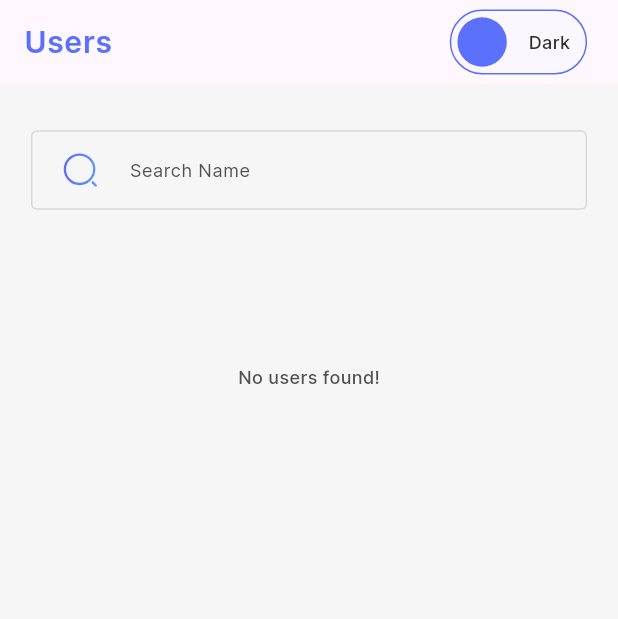
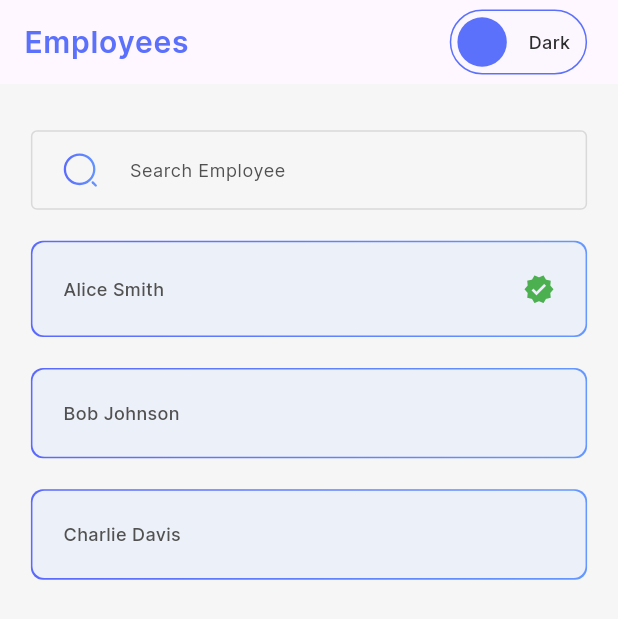
Before and after one commit to msalman98m/user-list, a Flutter app: the screen it shows after launch, on a phone screen of 412 x 824 dp. Shown: the top 619 px of the screen. Run offline on Flutter 3.47's test engine with Material 3 defaults, Android fonts, the phone set to English and light mode, and no system bars; our stand-ins replace connectivity_plus, flutter_svg, localstorage, shared_preferences.

Commit message:
ui and local integration done

```diff
--- /dev/null
+++ b/lib/homeModule/models/employee_model.dart
@@ -0,0 +1,22 @@
+class Employee {
+  final int id;
+  final String name;
+  final DateTime joiningDate;
+  final bool isActive;
+
+  Employee({
+    required this.id,
+    required this.name,
+    required this.joiningDate,
+    required this.isActive,
+  });
+
+  factory Employee.jsonToEmployee(e) {
+    return Employee(
+      id: e['id'] ?? 0,
+      name: e['name'] ?? '',
+      joiningDate: DateTime.parse(e['joiningDate']).toLocal(),
+      isActive: e['isActive'] ?? false,
+    );
+  }
+}
--- a/lib/homeModule/models/user_model.dart
+++ /dev/null
@@ -1,97 +0,0 @@
-class Geo {
-  final String lat;
-  final String lng;
-
-  Geo({
-    required this.lat,
-    required this.lng,
-  });
-
-  factory Geo.jsonToGeo(json) {
-    return Geo(
-      lat: json['lat'] ?? '',
-      lng: json['lng'] ?? '',
-    );
-  }
-}
-
-class Address {
-  final String street;
-  final String suite;
-  final String city;
-  final String zipcode;
-  final Geo geo;
-
-  Address({
-    required this.street,
-    required this.suite,
-    required this.city,
-    required this.zipcode,
-    required this.geo,
-  });
-
-  factory Address.jsonToAddress(json) {
-    return Address(
-      street: json['street'] ?? '',
-      suite: json['suite'] ?? '',
-      city: json['city'] ?? '',
-      zipcode: json['zipcode'] ?? '',
-      geo: Geo.jsonToGeo(json['geo'] ?? {}),
-    );
-  }
-}
-
-class Company {
-  final String name;
-  final String catchPhrase;
-  final String bs;
-
-  Company({
-    required this.name,
-    required this.catchPhrase,
-    required this.bs,
-  });
-
-  factory Company.jsonToCompany(json) {
-    return Company(
-      name: json['name'] ?? '',
-      catchPhrase: json['catchPhrase'] ?? '',
-      bs: json['bs'] ?? '',
-    );
-  }
-}
-
-class User {
-  final int id;
-  final String name;
-  final String username;
-  final String email;
-  final Address address;
-  final String phone;
-  final String website;
-  final Company company;
-
-  User({
-    required this.id,
-    required this.name,
-    required this.username,
-    required this.email,
-    required this.address,
-    required this.phone,
-    required this.website,
-    required this.company,
-  });
-
-  factory User.jsonToUser(json) {
-    return User(
-      id: json['id'] ?? 0,
-      name: json['name'] ?? '',
-      username: json['username'] ?? '',
-      email: json['email'] ?? '',
-      address: Address.jsonToAddress(json['address'] ?? {}),
-      phone: json['phone'] ?? '',
-      website: json['website'] ?? '',
-      company: Company.jsonToCompany(json['company'] ?? {}),
-    );
-  }
-}
--- a/lib/homeModule/providers/home_provider.dart
+++ b/lib/homeModule/providers/home_provider.dart
@@ -1,62 +1,63 @@
 import 'package:flutter/material.dart';
-import '../../api.dart';
-import '../../http_helper.dart';
-import '../models/user_model.dart';
+// import '../../api.dart';
+// import '../../http_helper.dart';
+import '../models/employee_model.dart';
 
 class HomeProvider extends ChangeNotifier {
-  List<User> _users = [];
-  List<User> get users => [..._users];
+  List<Employee> _employees = [];
+  List<Employee> get employees => [..._employees];
 
-  getUsers() async {
-    try {
-      final url = '${webApi['domain']}${endPoint['getUsers']}';
-      final response = await RemoteServices.httpRequest(
-        method: 'GET',
-        url: url,
-      );
+  // getEmployees() async {
+  //   try {
+  //     final url = '${webApi['domain']}${endPoint['getUsers']}';
+  //     final response = await RemoteServices.httpRequest(
+  //       method: 'GET',
+  //       url: url,
+  //     );
 
-      if (response is List) {
-        List<User> fetchedElements = [];
+  //     if (response is List) {
+  //       List<Employee> fetchedElements = [];
 
-        for (var e in response) {
-          fetchedElements.add(User.jsonToUser(e));
-        }
-        _users = fetchedElements;
-      }
-      notifyListeners();
+  //       for (var e in response) {
+  //         fetchedElements.add(Employee.jsonToEmployee(e));
+  //       }
+  //       _employees = fetchedElements;
+  //     }
+  //     notifyListeners();
 
-      return response;
-    } catch (e) {
-      return {
-        'success': false,
-        'message': 'Failed to get users',
-      };
-    }
-  }
-
-  addUserLocally(String name, String email, String phone) {
-    User newUser = User(
-      id: 0,
-      name: name,
-      email: email,
-      phone: phone,
-      username: '',
-      website: '',
-      address: Address(
-        street: '',
-        suite: '',
-        city: '',
-        zipcode: '',
-        geo: Geo(lat: '', lng: ''),
+  //     return response;
+  //   } catch (e) {
+  //     return {
+  //       'success': false,
+  //       'message': 'Failed to get employees',
+  //     };
+  //   }
+  // }
+  getEmployees() async {
+    _employees = [
+      Employee(
+        id: 1,
+        name: 'Alice Smith',
+        joiningDate: DateTime(2016, 5, 20),
+        isActive: true,
       ),
-      company: Company(
-        name: '',
-        catchPhrase: '',
-        bs: '',
+      Employee(
+        id: 2,
+        name: 'Bob Johnson',
+        joiningDate: DateTime(2022, 3, 15),
+        isActive: true,
       ),
-    );
-
-    _users.insert(0, newUser);
+      Employee(
+        id: 3,
+        name: 'Charlie Davis',
+        joiningDate: DateTime(2015, 8, 10),
+        isActive: false,
+      ),
+    ];
     notifyListeners();
+    return {
+      'success': true,
+      'message': 'Loaded local employees',
+    };
   }
 }
--- a/lib/homeModule/screens/user_screen.dart
+++ b/lib/homeModule/screens/employee_screen.dart
@@ -9,45 +9,45 @@ import '../../commonWidgets/custom_textfield_widget.dart';
 import '../../commonWidgets/no_internet_widget.dart';
 import '../../connectivity_service.dart';
 import '../../theme/theme_manager.dart';
-import '../models/user_model.dart';
+import '../models/employee_model.dart';
 import '../providers/home_provider.dart';
-import '../widgets/user_widget.dart';
+import '../widgets/employee_widget.dart';
 
-class UserScreen extends StatefulWidget {
-  const UserScreen({Key? key}) : super(key: key);
+class EmployeeScreen extends StatefulWidget {
+  const EmployeeScreen({Key? key}) : super(key: key);
 
   @override
-  UserScreenState createState() => UserScreenState();
+  EmployeeScreenState createState() => EmployeeScreenState();
 }
 
-class UserScreenState extends State<UserScreen> {
-  final LocalStorage storage = LocalStorage('USER_LIST');
+class EmployeeScreenState extends State<EmployeeScreen> {
+  final LocalStorage storage = LocalStorage('EMPLOYEE_LIST');
 
   double dW = 0.0;
   double dH = 0.0;
   double tS = 0.0;
   ThemeData get theme => Theme.of(context);
   bool isLoading = false;
-  List<User> users = [];
+  List<Employee> employees = [];
   TextEditingController searchController = TextEditingController();
   late FocusNode _searchFocusNode;
-  List searchedUsers = [];
+  List searchedEmployees = [];
 
-  getUsers() async {
+  getEmployees() async {
     setState(() {
       isLoading = true;
     });
 
     final homeProvider = Provider.of<HomeProvider>(context, listen: false);
-    final response = await homeProvider.getUsers();
+    final response = await homeProvider.getEmployees();
 
     setState(() {
       isLoading = false;
     });
 
     if (response is List) {
-      users = homeProvider.users;
-      searchedUsers = users;
+      employees = homeProvider.employees;
+      searchedEmployees = employees;
     }
   }
 
@@ -55,7 +55,10 @@ class UserScreenState extends State<UserScreen> {
   void initState() {
     super.initState();
     _searchFocusNode = FocusNode();
-    getUsers();
+    // getEmployees();
+    WidgetsBinding.instance.addPostFrameCallback((_) {
+      getEmployees();
+    });
   }
 
   @override
@@ -69,12 +72,13 @@ class UserScreenState extends State<UserScreen> {
     dW = MediaQuery.of(context).size.width;
     dH = MediaQuery.of(context).size.height;
     tS = MediaQuery.of(context).textScaleFactor;
-    users = Provider.of<HomeProvider>(context).users;
+    employees = Provider.of<HomeProvider>(context).employees;
     final connectivityService = Provider.of<ConnectivityService>(context);
     final switchTheme = Provider.of<ThemeNotifier>(context);
 
-    if (searchedUsers.length != users.length && searchController.text.isEmpty) {
-      searchedUsers = users;
+    if (searchedEmployees.length != employees.length &&
+        searchController.text.isEmpty) {
+      searchedEmployees = employees;
     }
 
     if (!connectivityService.isConnected) {
@@ -86,7 +90,7 @@ class UserScreenState extends State<UserScreen> {
     return Scaffold(
       appBar: AppBar(
         title: Text(
-          'Users',
+          'Employees',
           style: theme.textTheme.bodyLarge!.copyWith(
             fontSize: tS * 20,
             color: context.colors.brandColor,
@@ -178,13 +182,13 @@ class UserScreenState extends State<UserScreen> {
             child: CustomTextFieldWithLabel(
               textColor: const Color(0XFFFFFFFF),
               focusNode: _searchFocusNode,
-              hintText: 'Search Name',
+              hintText: 'Search Employee',
               inputType: TextInputType.name,
               borderColor: const Color(0xFFD9D9D9),
               onChanged: (value) {
                 setState(() {
-                  searchedUsers = users.where((user) {
-                    final name = user.name.toString().toLowerCase();
+                  searchedEmployees = employees.where((e) {
+                    final name = e.name.toString().toLowerCase();
                     final query = value.toLowerCase();
                     return name.contains(query);
                   }).toList();
@@ -199,7 +203,7 @@ class UserScreenState extends State<UserScreen> {
                   setState(() {
                     _searchFocusNode.unfocus();
                     searchController.clear();
-                    searchedUsers = users;
+                    searchedEmployees = employees;
                   });
                 },
                 icon: searchController.text.isEmpty
@@ -239,12 +243,12 @@ class UserScreenState extends State<UserScreen> {
                   padding: EdgeInsets.only(top: dW * 0.2),
                   child: const CircularLoader(),
                 )
-              : searchedUsers.isEmpty
+              : searchedEmployees.isEmpty
                   ? Container(
                       margin: EdgeInsets.only(top: dW * 0.2),
                       alignment: Alignment.center,
                       child: Text(
-                        'No users found!',
+                        'No employees found!',
                         style: theme.textTheme.bodyMedium!.copyWith(
                           fontSize: tS * 12,
                           color: context.colors.subheading,
@@ -254,10 +258,10 @@ class UserScreenState extends State<UserScreen> {
                   : Expanded(
                       child: ListView.builder(
                         shrinkWrap: true,
-                        itemCount: searchedUsers.length,
+                        itemCount: searchedEmployees.length,
                         physics: const BouncingScrollPhysics(),
-                        itemBuilder: (context, i) => UserWidget(
-                          user: searchedUsers[i],
+                        itemBuilder: (context, i) => EmployeeWidget(
+                          employee: searchedEmployees[i],
                         ),
                       ),
                     ),
--- /dev/null
+++ b/lib/homeModule/widgets/employee_widget.dart
@@ -0,0 +1,78 @@
+// ignore_for_file: deprecated_member_use, must_be_immutable
+
+import 'package:flutter/material.dart';
+import 'package:userlist/theme/theme_extension.dart';
+import '../models/employee_model.dart';
+
+class EmployeeWidget extends StatefulWidget {
+  final Employee employee;
+  const EmployeeWidget({
+    super.key,
+    required this.employee,
+  });
+
+  @override
+  State<EmployeeWidget> createState() => EmployeeWidgetState();
+}
+
+class EmployeeWidgetState extends State<EmployeeWidget> {
+  double dW = 0.0;
+  double dH = 0.0;
+  double tS = 0.0;
+  ThemeData get theme => Theme.of(context);
+
+  bool get activeEmployee {
+    final isActive = widget.employee.isActive;
+    final now = DateTime.now();
+    final joiningDate = widget.employee.joiningDate;
+    final fiveYearsAgo = now.subtract(const Duration(days: 5 * 365));
+    return isActive && joiningDate.isBefore(fiveYearsAgo);
+  }
+
+  @override
+  Widget build(BuildContext context) {
+    dW = MediaQuery.of(context).size.width;
+    dH = MediaQuery.of(context).size.height;
+    tS = MediaQuery.of(context).textScaleFactor;
+    return Container(
+      margin:
+          EdgeInsets.only(left: dW * 0.05, right: dW * 0.05, bottom: dW * 0.05),
+      decoration: BoxDecoration(
+        borderRadius: BorderRadius.circular(8),
+        gradient: LinearGradient(
+          colors: [
+            context.colors.gradientOne,
+            context.colors.gradientTwo,
+          ],
+        ),
+      ),
+      child: Container(
+        margin: EdgeInsets.all(dW * 0.0025),
+        padding: EdgeInsets.all(dW * 0.05),
+        decoration: BoxDecoration(
+          color: context.colors.cardBackground,
+          borderRadius: BorderRadius.circular(8),
+        ),
+        child: Row(
+          children: [
+            Expanded(
+              child: Text(
+                widget.employee.name,
+                style: theme.textTheme.bodyMedium!.copyWith(
+                  fontSize: tS * 12,
+                  color: context.colors.subheading,
+                ),
+              ),
+            ),
+            if (activeEmployee)
+              Icon(
+                Icons.verified,
+                color: Colors.green,
+                size: tS * 21,
+              ),
+          ],
+        ),
+      ),
+    );
+  }
+}
--- a/lib/main.dart
+++ b/lib/main.dart
@@ -10,7 +10,7 @@ import 'splash_screen.dart';
 import 'homeModule/providers/home_provider.dart';
 import 'connectivity_service.dart';
 
-final LocalStorage storage = LocalStorage('USER_LIST');
+final LocalStorage storage = LocalStorage('EMPLOYEE_LIST');
 final GlobalKey<NavigatorState> navigatorKey = GlobalKey<NavigatorState>();
 
 awaitStorageReady() async {
--- a/lib/navigation/navigation_service.dart
+++ b/lib/navigation/navigation_service.dart
@@ -1,13 +1,13 @@
 import 'package:flutter/material.dart';
-import '../homeModule/screens/user_screen.dart';
+import '../homeModule/screens/employee_screen.dart';
 import '../splash_screen.dart';
 import 'routes.dart';
 
 Route<dynamic> generateRoute(RouteSettings settings) {
   switch (settings.name) {
-    // User Screen / Home Screen
+    // Employee Screen / Home Screen
     case NamedRoute.userScreen:
-      return _getPageRoute(const UserScreen());
+      return _getPageRoute(const EmployeeScreen());
     default:
       return _getPageRoute(const SplashScreen());
   }
--- a/lib/splash_screen.dart
+++ b/lib/splash_screen.dart
@@ -13,7 +13,7 @@ class SplashScreen extends StatefulWidget {
 }
 
 class SplashScreenState extends State<SplashScreen> {
-  final LocalStorage storage = LocalStorage('USER_LIST');
+  final LocalStorage storage = LocalStorage('EMPLOYEE_LIST');
 
   double dW = 0.0;
   double dH = 0.0;
```
Also changed, not shown: lib/homeModule/widgets/user_widget.dart (deleted, +0 -106 lines).
